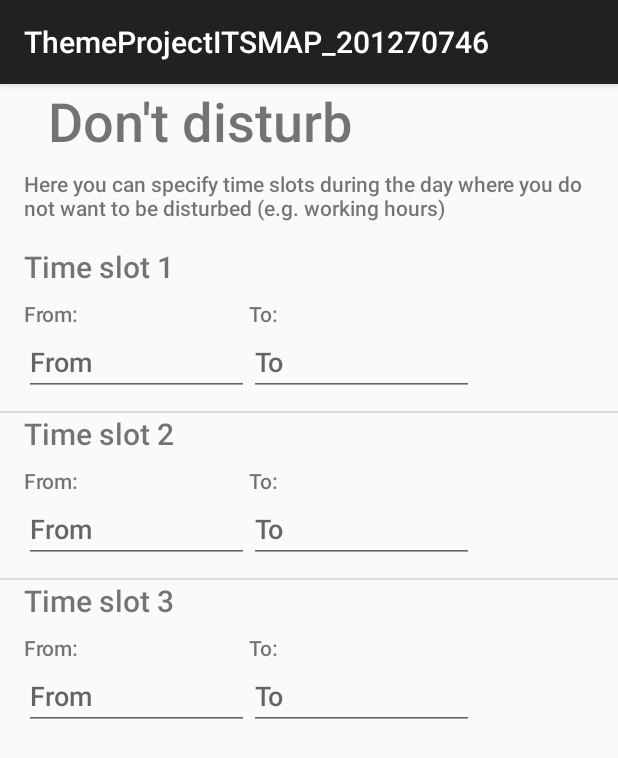
After one commit to Todtaure/ThemeProjectITSMAP_G21, an Android app: the fragment WizardDontDisturbFragment shown on its own in the app's theme, on a phone screen of 412 x 824 dp. The commit adds this screen. Shown: the top 758 px of the screen. Run offline under Robolectric (Android 15) with nearby library versions, the phone set to English and light mode, and no system bars; 1 statement that could not run was skipped.

Commit message:
Added don't disturb fragment to wizard

```diff
--- a/app/src/main/java/com/example/chronos/themeprojectitsmap_201270746/Wizard/WizardActivity.java
+++ b/app/src/main/java/com/example/chronos/themeprojectitsmap_201270746/Wizard/WizardActivity.java
@@ -75,7 +75,7 @@ public class WizardActivity extends ActionBarActivity {
         mPageSequence = new ArrayList<>();
         mPageSequence.add(new WizardActivityFragment());
         mPageSequence.add(new WizardNightModeFragment());
-        //mPageSequence.add(new WizardDontDisturbFragment());
+        mPageSequence.add(new WizardDontDisturbFragment());
         //mPageSequence.add(new WizardGpsFragment());
         //mPageSequence.add(new WizardReviewFragment());
         currentMaxPage = mPageSequence.size();
--- /dev/null
+++ b/app/src/main/java/com/example/chronos/themeprojectitsmap_201270746/Wizard/WizardDontDisturbFragment.java
@@ -0,0 +1,210 @@
+package com.example.chronos.themeprojectitsmap_201270746.Wizard;
+
+import android.app.Activity;
+import android.app.TimePickerDialog;
+import android.content.Context;
+import android.os.Bundle;
+import android.support.v4.app.Fragment;
+import android.view.LayoutInflater;
+import android.view.MotionEvent;
+import android.view.View;
+import android.view.ViewGroup;
+import android.view.inputmethod.InputMethodManager;
+import android.widget.EditText;
+import android.widget.TimePicker;
+
+import com.example.chronos.themeprojectitsmap_201270746.R;
+
+import java.util.Calendar;
+import java.util.GregorianCalendar;
+
+
+public class WizardDontDisturbFragment extends Fragment implements View.OnClickListener {
+
+    private WizardActivity parentActivity;
+
+    InputMethodManager imm;
+
+    EditText editTextNotDisturbMode1FromTime;
+    EditText editTextNotDisturbMode1ToTime;
+    EditText editTextNotDisturbMode2FromTime;
+    EditText editTextNotDisturbMode2ToTime;
+    EditText editTextNotDisturbMode3FromTime;
+    EditText editTextNotDisturbMode3ToTime;
+
+
+    public WizardDontDisturbFragment() {
+        // Required empty public constructor
+    }
+
+    @Override
+    public void onCreate(Bundle savedInstanceState) {
+        super.onCreate(savedInstanceState);
+
+    }
+
+    @Override
+    public View onCreateView(LayoutInflater inflater, ViewGroup container,
+                             Bundle savedInstanceState) {
+        // Inflate the layout for this fragment
+        View rootView = inflater.inflate(R.layout.fragment_wizard_dont_disturb, container, false);
+
+        imm = (InputMethodManager) getActivity().getSystemService(Context.INPUT_METHOD_SERVICE);
+
+        editTextNotDisturbMode1FromTime = (EditText) rootView.findViewById(R.id.editText_notDisturbMode1_from);
+        editTextNotDisturbMode1FromTime.setOnClickListener(this);
+        disableKeyboardPopup(editTextNotDisturbMode1FromTime);
+
+        editTextNotDisturbMode1ToTime = (EditText) rootView.findViewById(R.id.editText_notDisturbMode1_to);
+        editTextNotDisturbMode1ToTime.setOnClickListener(this);
+        disableKeyboardPopup(editTextNotDisturbMode1ToTime);
+
+        editTextNotDisturbMode2FromTime = (EditText) rootView.findViewById(R.id.editText_notDisturbMode2_from);
+        editTextNotDisturbMode2FromTime.setOnClickListener(this);
+        disableKeyboardPopup(editTextNotDisturbMode2FromTime);
+
+        editTextNotDisturbMode2ToTime = (EditText) rootView.findViewById(R.id.editText_notDisturbMode2_to);
+        editTextNotDisturbMode2ToTime.setOnClickListener(this);
+        disableKeyboardPopup(editTextNotDisturbMode2ToTime);
+
+        editTextNotDisturbMode3FromTime = (EditText) rootView.findViewById(R.id.editText_notDisturbMode3_from);
+        editTextNotDisturbMode3FromTime.setOnClickListener(this);
+        disableKeyboardPopup(editTextNotDisturbMode3FromTime);
+
+        editTextNotDisturbMode3ToTime = (EditText) rootView.findViewById(R.id.editText_notDisturbMode3_to);
+        editTextNotDisturbMode3ToTime.setOnClickListener(this);
+        disableKeyboardPopup(editTextNotDisturbMode3ToTime);
+
+        return rootView;
+    }
+
+    @Override
+    public void onAttach(Activity activity) {
+        super.onAttach(activity);
+        this.parentActivity = (WizardActivity) activity;
+    }
+
+    @Override
+    public void onDetach() {
+        super.onDetach();
+        this.parentActivity = null;
+    }
+
+    @Override
+    public void onClick(View v) {
+        int hour = 0;
+        int minute = 0;
+
+        switch (v.getId()){
+            case R.id.editText_notDisturbMode1_from:
+                // Time slot 1 - start time
+                showStartTimeTimePickerDialog(0, hour, minute, editTextNotDisturbMode1FromTime);
+                break;
+            case R.id.editText_notDisturbMode1_to:
+                // Time slot 1 - end time
+                showEndTimeTimePickerDialog(0, hour, minute, editTextNotDisturbMode1ToTime);
+                break;
+            case R.id.editText_notDisturbMode2_from:
+                // Time slot 2 - start time
+                showStartTimeTimePickerDialog(1, hour, minute, editTextNotDisturbMode2FromTime);
+                break;
+            case R.id.editText_notDisturbMode2_to:
+                // Time slot 2 - end time
+                showEndTimeTimePickerDialog(1, hour, minute, editTextNotDisturbMode2ToTime);
+                break;
+            case R.id.editText_notDisturbMode3_from:
+                // Time slot 3 - start time
+                showStartTimeTimePickerDialog(2, hour, minute, editTextNotDisturbMode3FromTime);
+                break;
+            case R.id.editText_notDisturbMode3_to:
+                // Time slot 3 - start time
+                showEndTimeTimePickerDialog(2, hour, minute, editTextNotDisturbMode3ToTime);
+                break;
+        }
+    }
+
+    private void showStartTimeTimePickerDialog(int atimeSlotNumber, int hour, int minute, EditText aEditText) {
+        final int  timeSlotNumber = atimeSlotNumber;
+        final EditText editText = aEditText;
+
+        if (parentActivity.activityObject.notDisturbTimeSlots.get(timeSlotNumber).startTime != null ) {
+            hour = parentActivity.activityObject.notDisturbTimeSlots.get(timeSlotNumber).startTime.get(Calendar.HOUR_OF_DAY);
+            minute = parentActivity.activityObject.notDisturbTimeSlots.get(timeSlotNumber).startTime.get(Calendar.MINUTE);
+        }
+
+        // Launch Time Picker Dialog
+        new TimePickerDialog(this.getActivity(),
+                new TimePickerDialog.OnTimeSetListener() {
+
+                    @Override
+                    public void onTimeSet(TimePicker view, int hourOfDay,
+                                          int minute) {
+                        parentActivity.activityObject.notDisturbTimeSlots.get(timeSlotNumber).startTime = new GregorianCalendar(0,0,0,hourOfDay,minute);
+
+                        if (parentActivity.activityObject.notDisturbTimeSlots.get(timeSlotNumber).endTime != null) {
+                            if ((parentActivity.activityObject.notDisturbTimeSlots.get(timeSlotNumber).startTime.get(Calendar.HOUR_OF_DAY) != parentActivity.activityObject.notDisturbTimeSlots.get(timeSlotNumber).endTime.get(Calendar.HOUR_OF_DAY)) | (parentActivity.activityObject.notDisturbTimeSlots.get(timeSlotNumber).startTime.get(Calendar.HOUR_OF_DAY) == parentActivity.activityObject.notDisturbTimeSlots.get(timeSlotNumber).endTime.get(Calendar.HOUR_OF_DAY) && parentActivity.activityObject.notDisturbTimeSlots.get(timeSlotNumber).startTime.get(Calendar.MINUTE) != parentActivity.activityObject.notDisturbTimeSlots.get(timeSlotNumber).endTime.get(Calendar.MINUTE))) {
+                                parentActivity.activityObject.notDisturbTimeSlots.get(timeSlotNumber).isSet = true;
+                            } else {
+                                parentActivity.activityObject.notDisturbTimeSlots.get(timeSlotNumber).isSet = false;
+                            }
+                        } else {
+                            parentActivity.activityObject.notDisturbTimeSlots.get(timeSlotNumber).isSet = false;
+                        }
+
+                        // Display Selected time in textbox
+                        editText.setText(parentActivity.getTimeFormat(hourOfDay, minute));
+                    }
+                }, hour, minute, true).show();
+    }
+
+    private void showEndTimeTimePickerDialog(int atimeSlotNumber, int hour, int minute, EditText aEditText) {
+        final int  timeSlotNumber = atimeSlotNumber;
+        final EditText editText = aEditText;
+
+        if (parentActivity.activityObject.notDisturbTimeSlots.get(atimeSlotNumber).endTime != null ) {
+            hour = parentActivity.activityObject.notDisturbTimeSlots.get(atimeSlotNumber).endTime.get(Calendar.HOUR_OF_DAY);
+            minute = parentActivity.activityObject.notDisturbTimeSlots.get(atimeSlotNumber).endTime.get(Calendar.MINUTE);
+        }
+
+        // Launch Time Picker Dialog
+        new TimePickerDialog(this.getActivity(),
+                new TimePickerDialog.OnTimeSetListener() {
+
+                    @Override
+                    public void onTimeSet(TimePicker view, int hourOfDay,
+                                          int minute) {
+                        parentActivity.activityObject.notDisturbTimeSlots.get(timeSlotNumber).endTime = new GregorianCalendar(0,0,0,hourOfDay,minute);
+
+                        if (parentActivity.activityObject.notDisturbTimeSlots.get(timeSlotNumber).startTime != null) {
+                            if ((parentActivity.activityObject.notDisturbTimeSlots.get(timeSlotNumber).startTime.get(Calendar.HOUR_OF_DAY) != parentActivity.activityObject.notDisturbTimeSlots.get(timeSlotNumber).endTime.get(Calendar.HOUR_OF_DAY)) | (parentActivity.activityObject.notDisturbTimeSlots.get(timeSlotNumber).startTime.get(Calendar.HOUR_OF_DAY) == parentActivity.activityObject.notDisturbTimeSlots.get(timeSlotNumber).endTime.get(Calendar.HOUR_OF_DAY) && parentActivity.activityObject.notDisturbTimeSlots.get(timeSlotNumber).startTime.get(Calendar.MINUTE) != parentActivity.activityObject.notDisturbTimeSlots.get(timeSlotNumber).endTime.get(Calendar.MINUTE))) {
+                                parentActivity.activityObject.notDisturbTimeSlots.get(timeSlotNumber).isSet = true;
+                            }
+                            else {
+                                parentActivity.activityObject.notDisturbTimeSlots.get(timeSlotNumber).isSet = false;
+                            }
+                        } else {
+                            parentActivity.activityObject.notDisturbTimeSlots.get(timeSlotNumber).isSet = false;
+                        }
+
+                        // Display Selected time in textbox
+                        editText.setText(parentActivity.getTimeFormat(hourOfDay, minute));
+                    }
+                }, hour, minute, true).show();
+    }
+
+    private void disableKeyboardPopup(EditText editText) {
+        editText.setOnTouchListener(new View.OnTouchListener() {
+
+            @Override
+            public boolean onTouch(View v, MotionEvent event) {
+                v.onTouchEvent(event);   // handle the event first
+                if (imm != null) {
+                    imm.hideSoftInputFromWindow(v.getWindowToken(), 0);  // hide the soft keyboard
+                }
+                return true;
+            }
+        });
+    }
+
+
+}
--- /dev/null
+++ b/app/src/main/res/layout/fragment_wizard_dont_disturb.xml
@@ -0,0 +1,213 @@
+<LinearLayout xmlns:android="http://schemas.android.com/apk/res/android"
+    xmlns:tools="http://schemas.android.com/tools"
+    android:layout_width="match_parent"
+    android:layout_height="match_parent"
+    android:orientation="vertical"
+    tools:context="com.example.chronos.themeprojectitsmap_201270746.Wizard.WizardDontDisturbFragment">
+
+    <TextView android:layout_width="match_parent"
+        android:layout_height="wrap_content"
+        android:layout_marginBottom="8dp"
+        android:layout_marginLeft="16dp"
+        android:layout_marginRight="16dp"
+        android:paddingLeft="?android:attr/listPreferredItemPaddingLeft"
+        android:textSize="36sp"
+        android:text="@string/wizard_dont_disturb_mode_title"
+        android:fontFamily="sans-serif-medium"/>
+
+    <TextView
+        android:layout_width="match_parent"
+        android:layout_height="wrap_content"
+        android:layout_marginLeft="16dp"
+        android:layout_marginRight="16dp"
+        android:layout_marginBottom="16dp"
+        android:text="@string/wizard_dont_disturb_mode_text"
+        android:fontFamily="sans-serif-medium"
+        />
+
+    <TextView android:layout_width="match_parent"
+        android:layout_height="wrap_content"
+        android:layout_marginBottom="8dp"
+        android:layout_marginRight="16dp"
+        android:paddingLeft="?android:attr/listPreferredItemPaddingLeft"
+        android:textSize="20sp"
+        android:text="@string/wizard_time_slot_1"
+        android:fontFamily="sans-serif-medium"/>
+
+    <LinearLayout
+        android:layout_width="match_parent"
+        android:layout_height="wrap_content">
+
+        <TextView
+            android:layout_width="150sp"
+            android:layout_height="wrap_content"
+            android:layout_marginLeft="16dp"
+            android:text="@string/wizard_timepicker_from"
+            android:fontFamily="sans-serif-medium"/>
+
+        <TextView
+            android:layout_width="wrap_content"
+            android:layout_height="wrap_content"
+            android:text="@string/wizard_timepicker_to"
+            android:fontFamily="sans-serif-medium"/>
+
+    </LinearLayout>
+
+    <LinearLayout
+        android:layout_width="match_parent"
+        android:layout_height="wrap_content">
+
+        <EditText
+            android:layout_width="150sp"
+            android:layout_height="wrap_content"
+            android:layout_marginLeft="16dp"
+            android:inputType="datetime"
+            android:focusable="false"
+            android:ems="10"
+            android:hint="From"
+            android:id="@+id/editText_notDisturbMode1_from"
+            android:fontFamily="sans-serif-medium"
+            />
+
+        <EditText
+            android:layout_width="150sp"
+            android:layout_height="wrap_content"
+            android:inputType="datetime"
+            android:focusable="false"
+            android:ems="10"
+            android:hint="To"
+            android:id="@+id/editText_notDisturbMode1_to"
+            android:fontFamily="sans-serif-medium"
+            />
+
+    </LinearLayout>
+
+    <View
+        android:background="?android:attr/dividerHorizontal"
+        android:layout_height="1dp"
+        android:layout_width="match_parent"
+        android:layout_marginTop="10dp"
+        />
+
+    <TextView android:layout_width="match_parent"
+        android:layout_height="wrap_content"
+        android:layout_marginBottom="8dp"
+        android:layout_marginRight="16dp"
+        android:paddingLeft="?android:attr/listPreferredItemPaddingLeft"
+        android:textSize="20sp"
+        android:text="@string/wizard_time_slot_2"
+        android:fontFamily="sans-serif-medium"/>
+
+    <LinearLayout
+        android:layout_width="match_parent"
+        android:layout_height="wrap_content">
+
+        <TextView
+            android:layout_width="150sp"
+            android:layout_height="wrap_content"
+            android:layout_marginLeft="16dp"
+            android:text="@string/wizard_timepicker_from"
+            android:fontFamily="sans-serif-medium"/>
+
+        <TextView
+            android:layout_width="wrap_content"
+            android:layout_height="wrap_content"
+            android:text="@string/wizard_timepicker_to"
+            android:fontFamily="sans-serif-medium"/>
+
+    </LinearLayout>
+
+    <LinearLayout
+        android:layout_width="match_parent"
+        android:layout_height="wrap_content">
+
+        <EditText
+            android:layout_width="150sp"
+            android:layout_height="wrap_content"
+            android:layout_marginLeft="16dp"
+            android:inputType="datetime"
+            android:focusable="false"
+            android:ems="10"
+            android:hint="From"
+            android:id="@+id/editText_notDisturbMode2_from"
+            android:fontFamily="sans-serif-medium"
+            />
+
+        <EditText
+            android:layout_width="150sp"
+            android:layout_height="wrap_content"
+            android:inputType="datetime"
+            android:focusable="false"
+            android:ems="10"
+            android:hint="To"
+            android:id="@+id/editText_notDisturbMode2_to"
+            android:fontFamily="sans-serif-medium"
+            />
+
+    </LinearLayout>
+
+    <View
+        android:background="?android:attr/dividerHorizontal"
+        android:layout_height="1dp"
+        android:layout_width="match_parent"
+        android:layout_marginTop="10dp"
+        />
+
+    <TextView android:layout_width="match_parent"
+        android:layout_height="wrap_content"
+        android:layout_marginBottom="8dp"
+        android:layout_marginRight="16dp"
+        android:paddingLeft="?android:attr/listPreferredItemPaddingLeft"
+        android:textSize="20sp"
+        android:text="@string/wizard_time_slot_3"
+        android:fontFamily="sans-serif-medium"/>
+
+    <LinearLayout
+        android:layout_width="match_parent"
+        android:layout_height="wrap_content">
+
+        <TextView
+            android:layout_width="150sp"
+            android:layout_height="wrap_content"
+            android:layout_marginLeft="16dp"
+            android:text="@string/wizard_timepicker_from"
+            android:fontFamily="sans-serif-medium"/>
+
+        <TextView
+            android:layout_width="wrap_content"
+            android:layout_height="wrap_content"
+            android:text="@string/wizard_timepicker_to"
+            android:fontFamily="sans-serif-medium"/>
+
+    </LinearLayout>
+
+    <LinearLayout
+        android:layout_width="match_parent"
+        android:layout_height="wrap_content">
+
+        <EditText
+            android:layout_width="150sp"
+            android:layout_height="wrap_content"
+            android:layout_marginLeft="16dp"
+            android:inputType="datetime"
+            android:focusable="false"
+            android:ems="10"
+            android:hint="From"
+            android:id="@+id/editText_notDisturbMode3_from"
+            android:fontFamily="sans-serif-medium"
+            />
+
+        <EditText
+            android:layout_width="150sp"
+            android:layout_height="wrap_content"
+            android:inputType="datetime"
+            android:focusable="false"
+            android:ems="10"
+            android:hint="To"
+            android:id="@+id/editText_notDisturbMode3_to"
+            android:fontFamily="sans-serif-medium"
+            />
+
+    </LinearLayout>
+
+</LinearLayout>
--- a/app/src/main/res/values/strings.xml
+++ b/app/src/main/res/values/strings.xml
@@ -18,6 +18,14 @@
         where you don\'t want to be disturbed</string>
     <string name="wizard_timepicker_from">From: </string>
     <string name="wizard_timepicker_to">To: </string>
+    <string name="wizard_dont_disturb_mode_title">Don\'t disturb</string>
+    <string name="wizard_dont_disturb_mode_text">Here you can specify time slots during the day
+        where you do not want to be disturbed (e.g. working hours)</string>
+    <string name="wizard_time_slot_1">Time slot 1</string>
+    <string name="wizard_time_slot_2">Time slot 2</string>
+    <string name="wizard_time_slot_3">Time slot 3</string>
+
+
 
 
 
```
